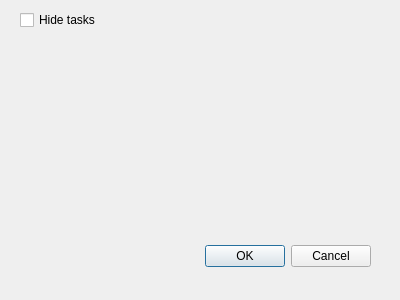
Qt form ui/summaryfilterdialog.ui (jgaa/whid) before a commit.
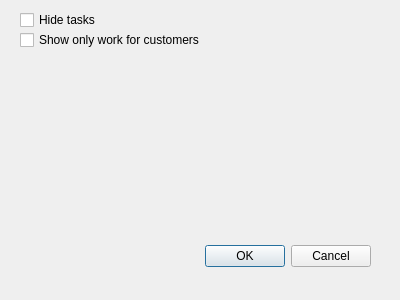
The same form after that commit.

Commit message: Added filter for customers only for summery.

Patch:
```diff
--- a/ui/summaryfilterdialog.ui
+++ b/ui/summaryfilterdialog.ui
@@ -42,6 +42,19 @@
     <string>Hide tasks</string>
    </property>
   </widget>
+  <widget class="QCheckBox" name="onlyCustomersCheck">
+   <property name="geometry">
+    <rect>
+     <x>20</x>
+     <y>30</y>
+     <width>211</width>
+     <height>20</height>
+    </rect>
+   </property>
+   <property name="text">
+    <string>Show only work for customers</string>
+   </property>
+  </widget>
  </widget>
  <resources/>
  <connections>
```
The commit also changes 2 other files.
